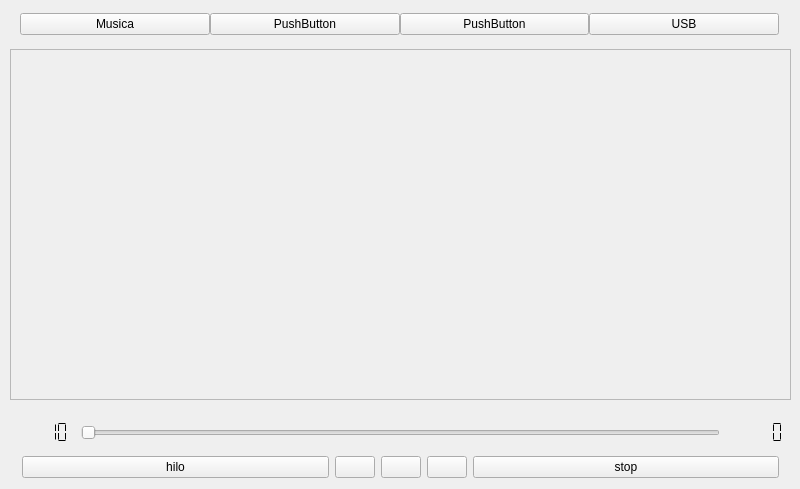
This is M_A_C/Forms/mainwindow.ui in 4k1x/M_A_C as Qt 5 draws it before an edit. The edited form follows.
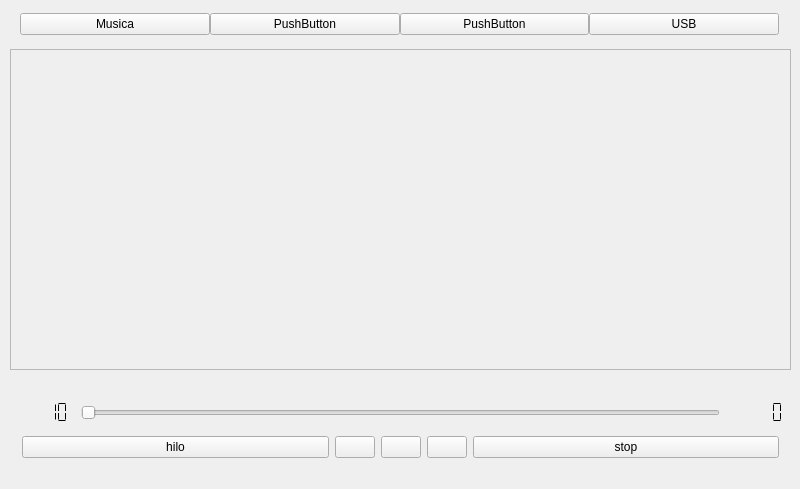
This is the edited form. Icons and pictures are not drawn.

The edit to the form file:
```diff
--- a/M_A_C/Forms/mainwindow.ui
+++ b/M_A_C/Forms/mainwindow.ui
@@ -67,7 +67,7 @@
     <property name="geometry">
      <rect>
       <x>0</x>
-      <y>410</y>
+      <y>390</y>
       <width>801</width>
       <height>91</height>
      </rect>
@@ -255,7 +255,7 @@
       <x>10</x>
       <y>49</y>
       <width>781</width>
-      <height>351</height>
+      <height>321</height>
      </rect>
     </property>
     <property name="widgetResizable">
@@ -270,7 +270,7 @@
        <x>0</x>
        <y>0</y>
        <width>779</width>
-       <height>349</height>
+       <height>319</height>
       </rect>
      </property>
     </widget>
```
